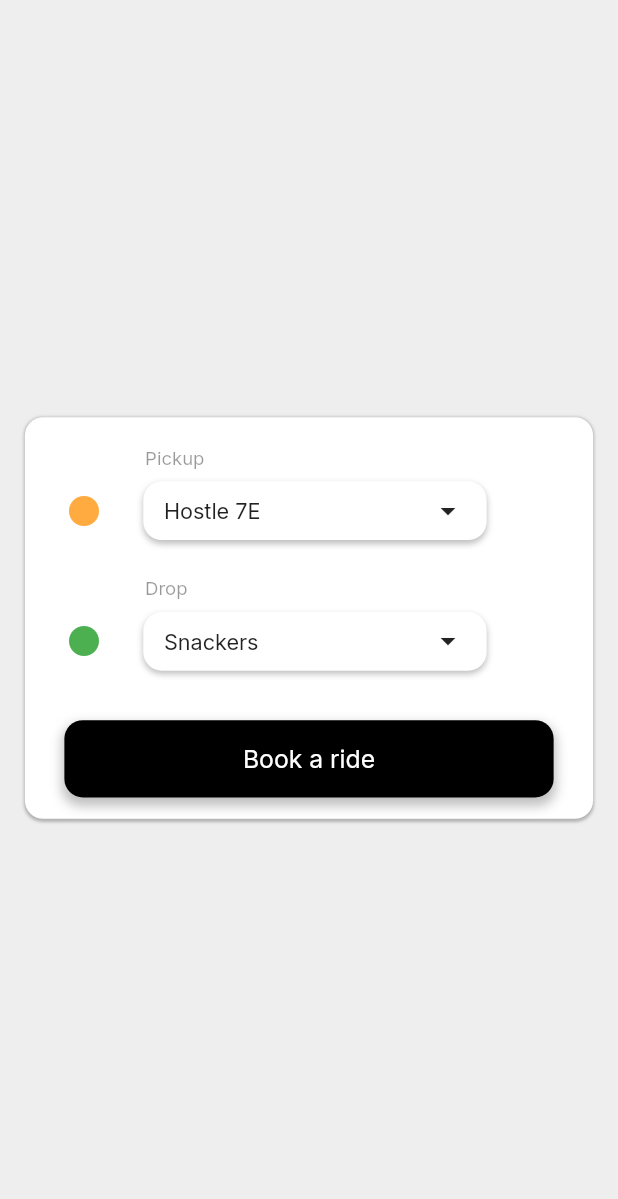
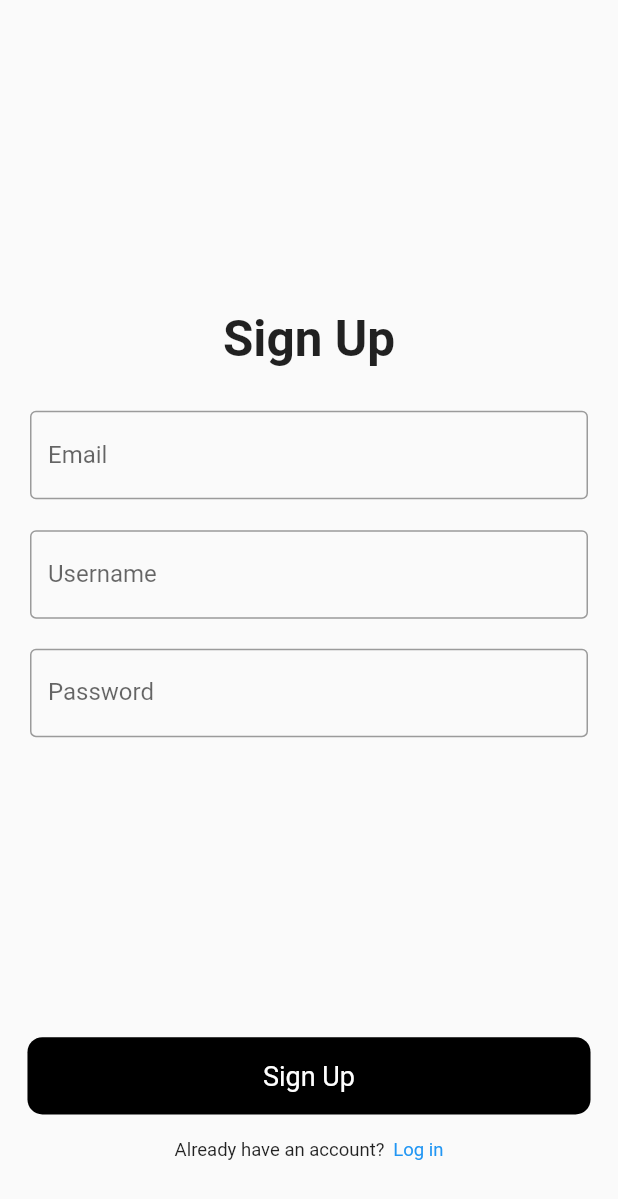
Before and after one commit to kaifakhtar/VoltGo, a Flutter app: the screen it shows after launch, on a phone screen of 412 x 824 dp. Shown: the top 1199 px of the screen. Run offline on Flutter 3.47's test engine with Material 2 defaults, Android fonts, the phone set to English and light mode, and no system bars; our stand-ins replace flutter_screenutil, google_fonts, lottie.

Commit message:
Login and sign up screen

```diff
--- a/lib/main.dart
+++ b/lib/main.dart
@@ -1,5 +1,7 @@
 import 'package:flutter/material.dart';
 import 'package:flutter_screenutil/flutter_screenutil.dart';
+import 'package:untitled5/screens/login_screen.dart';
+import 'package:untitled5/screens/signUp_screen.dart';
 import 'package:untitled5/screens/onthejourney_screen.dart';
 
 import 'screens/car_select_screen.dart';
@@ -20,7 +22,7 @@ class MyApp extends StatelessWidget {
         splitScreenMode: true,
         builder: (context, child) {
           return const MaterialApp(
-            home: BookingPickupScreen()//CarSelectScreen(),
+            home: MyUIPage()//Login()//BookingPickupScreen()//CarSelectScreen(),
           );
         });
   }
--- /dev/null
+++ b/lib/screens/signUp_screen.dart
@@ -0,0 +1,117 @@
+import 'package:flutter/material.dart';
+import 'package:flutter_screenutil/flutter_screenutil.dart';
+
+class MyUIPage extends StatefulWidget {
+  const MyUIPage({Key? key}) : super(key: key);
+
+  @override
+  _MyUIPageState createState() => _MyUIPageState();
+}
+
+class _MyUIPageState extends State<MyUIPage> {
+  TextEditingController _emailController = TextEditingController();
+  TextEditingController _usernameController = TextEditingController();
+  TextEditingController _passwordController = TextEditingController();
+
+  @override
+  void dispose() {
+    _emailController.dispose();
+    _usernameController.dispose();
+    _passwordController.dispose();
+    super.dispose();
+  }
+
+  @override
+  Widget build(BuildContext context) {
+    return Scaffold(
+      body: SingleChildScrollView(
+        child: SafeArea(
+          child: Column(
+            children: [
+
+              Container(
+                height: 200.h,
+                width: double.infinity,
+                // decoration: const BoxDecoration(
+                //   image: DecorationImage(
+                //     image: AssetImage('assets/images/top_image.jpg'),
+                //     fit: BoxFit.cover,
+                //   ),
+                // ),
+              ),
+              Text("Sign Up",style: TextStyle(fontSize: 32.sp,fontWeight: FontWeight.bold),),
+              SizedBox(height: 28.h),
+              Padding(
+                padding: const EdgeInsets.symmetric(horizontal: 20),
+                child: TextField(
+                  controller: _emailController,
+                  keyboardType: TextInputType.emailAddress,
+                  decoration: const InputDecoration(
+                    labelText: 'Email',
+                    border: OutlineInputBorder(),
+                  ),
+                ),
+              ),
+              SizedBox(height: 20.h),
+              Padding(
+                padding: const EdgeInsets.symmetric(horizontal: 20),
+                child: TextField(
+                  controller: _usernameController,
+                  decoration: const InputDecoration(
+                    labelText: 'Username',
+                    border: OutlineInputBorder(),
+                  ),
+                ),
+              ),
+              const SizedBox(height: 20),
+              Padding(
+                padding: const EdgeInsets.symmetric(horizontal: 20),
+                child: TextField(
+                  controller: _passwordController,
+                  obscureText: true,
+
+                  decoration: const InputDecoration(
+                    labelText: 'Password',
+                    border: OutlineInputBorder(),
+                  ),
+                ),
+              ),
+              const SizedBox(height: 200),
+              // ElevatedButton(
+              //   onPressed: () {
+              //     // Perform login action
+              //   },
+              //   child: const Text('Sign up'),
+              // ),
+              Container(
+                height: 50.h,
+                width: 328.w,
+                decoration: BoxDecoration(
+                  borderRadius: BorderRadius.circular(10),
+                  color: Colors.black,
+                ),
+                child: const Center(
+                  child: Text("Sign Up",
+                      style: TextStyle(color: Colors.white,
+                      fontSize: 18),),
+                ),
+              ),
+              SizedBox(height: 16.h,),
+              Row(mainAxisAlignment: MainAxisAlignment.center,
+                children:  [
+                  Text("Already have an account?",
+                  style: TextStyle(fontSize: 12.sp),),
+                  SizedBox(width: 5.w,),
+                  Text("Log in",
+                    style: TextStyle(color: Colors.blue,fontSize: 12.sp),),
+                ],
+              )
+
+
+            ],
+          ),
+        ),
+      ),
+    );
+  }
+}
```
Also changed, not shown: lib/screens/login_screen.dart (added, +117 -0 lines).
